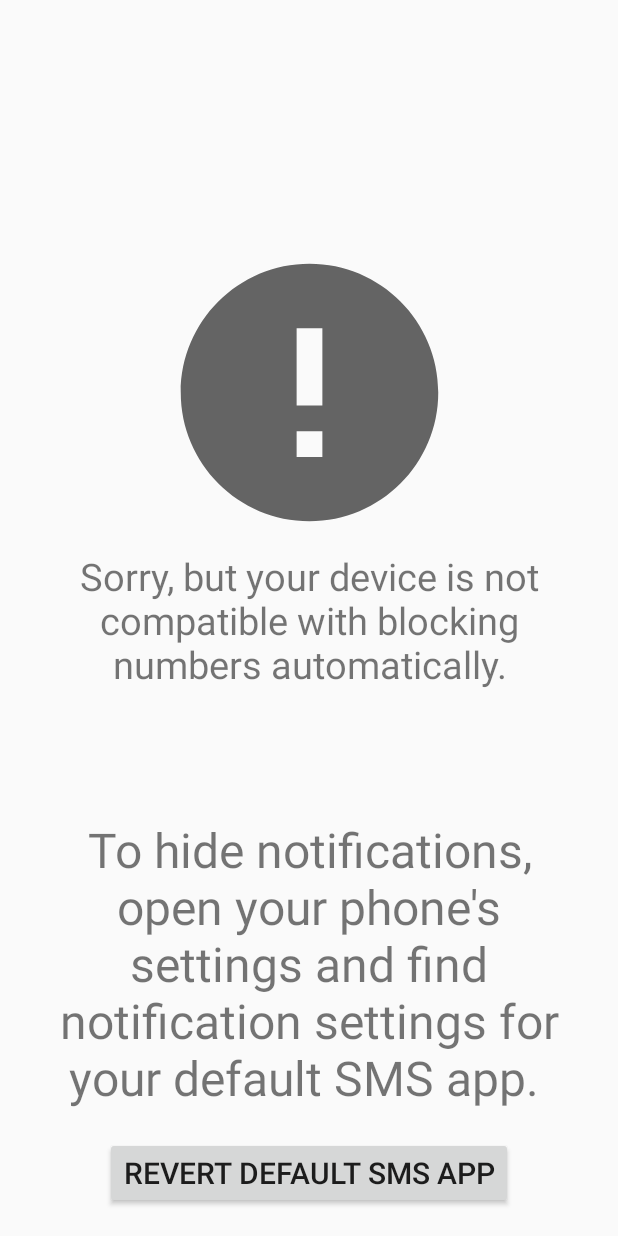
After one commit to lukeaschenbrenner/TxtNet-Browser, an Android app: the layout unsupported_block.xml on its own in the app's theme, with its tools: preview values and no code run, on a phone screen of 412 x 824 dp. The commit adds this screen. Run offline under Robolectric (Android 15) with nearby library versions, the phone set to English and light mode, and no system bars.

```diff
--- a/app/src/main/AndroidManifest.xml
+++ b/app/src/main/AndroidManifest.xml
@@ -68,7 +68,8 @@
         </receiver>
 
         <activity android:name=".DefaultSMSActivity"
-            android:exported="true">
+            android:exported="true"
+            android:theme="@style/Theme.AppCompat">
             <intent-filter>
                 <action android:name="android.intent.action.MAIN" />
 
--- /dev/null
+++ b/app/src/main/res/layout/unsupported_block.xml
@@ -0,0 +1,71 @@
+<?xml version="1.0" encoding="utf-8"?>
+<androidx.constraintlayout.widget.ConstraintLayout xmlns:android="http://schemas.android.com/apk/res/android"
+    xmlns:app="http://schemas.android.com/apk/res-auto"
+    xmlns:tools="http://schemas.android.com/tools"
+    android:layout_width="match_parent"
+    android:layout_height="match_parent">
+
+    <androidx.appcompat.widget.AppCompatImageView
+        android:id="@+id/imageView"
+        android:layout_width="206dp"
+        android:layout_height="210dp"
+        app:layout_constraintEnd_toEndOf="parent"
+        app:layout_constraintStart_toStartOf="parent"
+        app:layout_constraintTop_toTopOf="@+id/guideline4"
+        app:srcCompat="@drawable/ic_baseline_error_24" />
+
+    <TextView
+        android:id="@+id/textView2"
+        android:layout_width="wrap_content"
+        android:layout_height="wrap_content"
+        android:paddingStart="30dp"
+        android:paddingEnd="30dp"
+        android:text="Sorry, but your device is not compatible with blocking numbers automatically."
+        android:textAlignment="center"
+        android:textSize="25sp"
+        app:layout_constraintEnd_toEndOf="parent"
+        app:layout_constraintStart_toStartOf="parent"
+        app:layout_constraintTop_toBottomOf="@+id/imageView" />
+
+    <androidx.constraintlayout.widget.Guideline
+        android:id="@+id/guideline2"
+        android:layout_width="wrap_content"
+        android:layout_height="wrap_content"
+        android:orientation="vertical"
+        app:layout_constraintGuide_percent="0.25" />
+
+    <androidx.constraintlayout.widget.Guideline
+        android:id="@+id/guideline4"
+        android:layout_width="wrap_content"
+        android:layout_height="wrap_content"
+        android:orientation="horizontal"
+        app:layout_constraintGuide_percent="0.19" />
+
+    <TextView
+        android:id="@+id/textView3"
+        android:layout_width="wrap_content"
+        android:layout_height="wrap_content"
+        android:paddingStart="30dp"
+        android:paddingEnd="30dp"
+        android:text="To hide notifications, open your phone's settings and find notification settings for your default SMS app. "
+        android:textAlignment="center"
+        android:textSize="32sp"
+        app:layout_constraintBottom_toBottomOf="parent"
+        app:layout_constraintEnd_toEndOf="parent"
+        app:layout_constraintStart_toStartOf="parent"
+        app:layout_constraintTop_toBottomOf="@+id/textView2"
+
+        />
+
+    <Button
+        android:id="@+id/revertSMSbutton"
+        android:layout_width="wrap_content"
+        android:layout_height="wrap_content"
+        android:text="Revert Default SMS App"
+        app:layout_constraintBottom_toBottomOf="parent"
+        app:layout_constraintEnd_toEndOf="parent"
+        app:layout_constraintStart_toStartOf="parent"
+        app:layout_constraintTop_toBottomOf="@+id/textView3"
+        android:textSize="20dp"
+        />
+</androidx.constraintlayout.widget.ConstraintLayout>
```
Also changed, not shown: app/src/main/java/com/txtnet/txtnetbrowser/DefaultSMSActivity.java (+39 -19 lines), app/src/main/java/com/txtnet/txtnetbrowser/UnsupportedBlockActivity.java (added, +34 -0 lines), app/src/main/res/layout/activity_defaultsms.xml (+5 -4 lines).
